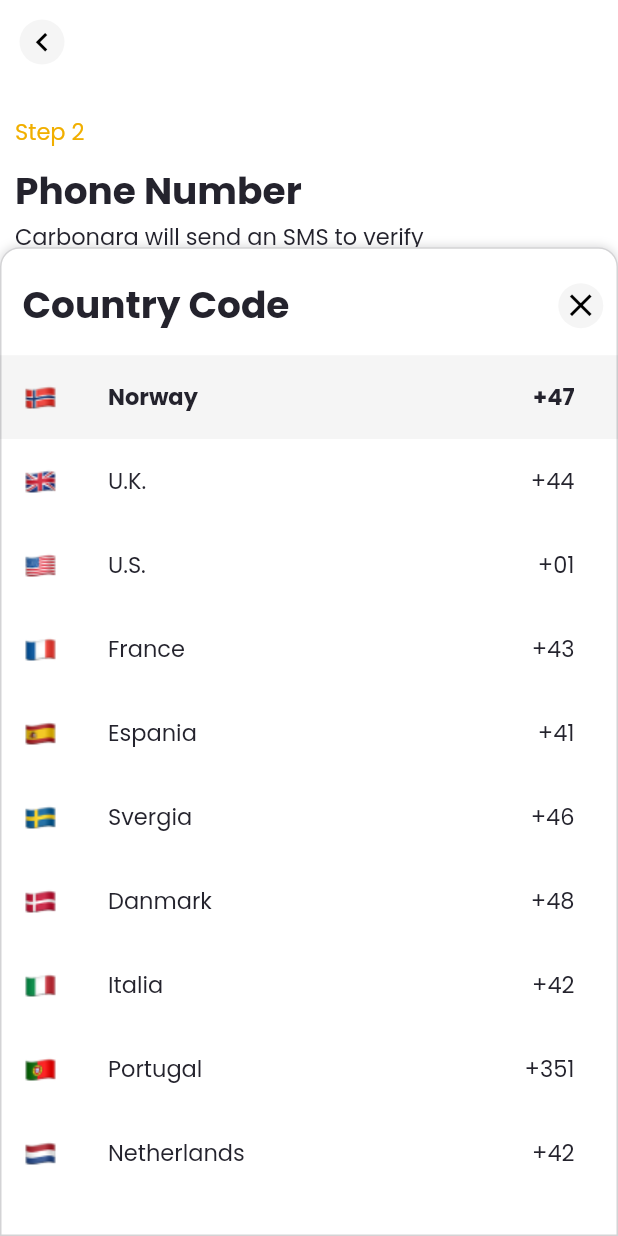
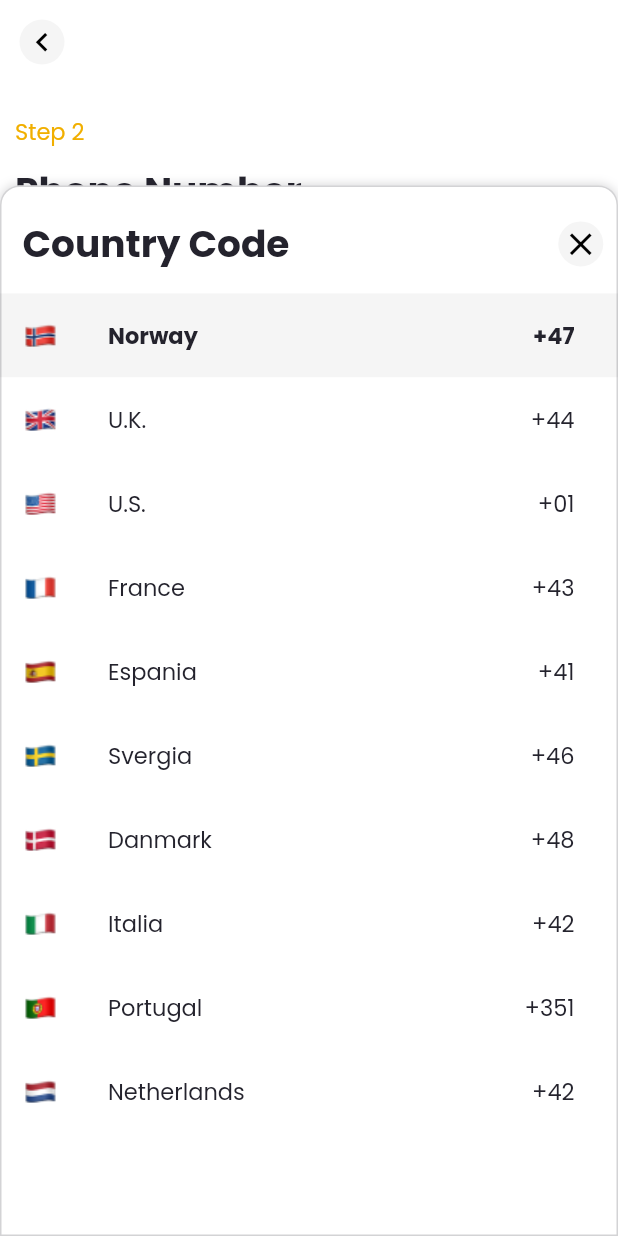
Before and after one commit to martynq/tech_challange, a Flutter app: the screen it shows after launch, after a tap on "+47", on a phone screen of 412 x 824 dp. Run offline on Flutter 3.47's test engine with Material 2 defaults, Android fonts, the phone set to English and light mode, and no system bars; our stand-ins replace equatable.

Commit message:
project done

```diff
--- a/lib/country_picker_modal_sheet.dart
+++ b/lib/country_picker_modal_sheet.dart
@@ -31,7 +31,7 @@ class CountryPickerModalSheet extends StatelessWidget {
           ),
         ],
       ),
-      height: MediaQuery.of(context).size.height * .80,
+      height: MediaQuery.of(context).size.height * .85,
       child: Column(
         children: [
           SizedBox(
```
